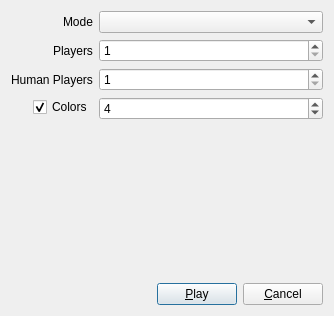
Old version of the form Client/offlinedialog.ui in the repository urzmjj/puyovs.
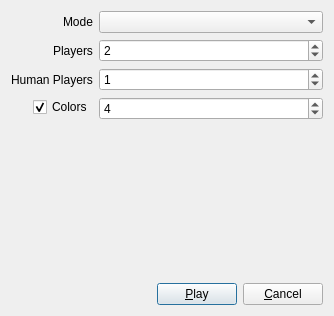
New version of the form. Icons and pictures are not drawn.

What changed in the file:
```diff
--- a/Client/offlinedialog.ui
+++ b/Client/offlinedialog.ui
@@ -54,6 +54,9 @@
        <property name="maximum">
         <number>1000</number>
        </property>
+       <property name="value">
+        <number>2</number>
+       </property>
       </widget>
      </item>
      <item row="2" column="0">
@@ -66,11 +69,14 @@
      <item row="2" column="1">
       <widget class="QSpinBox" name="HumanPlayersSpinBox">
        <property name="minimum">
-        <number>1</number>
+        <number>0</number>
        </property>
        <property name="maximum">
         <number>1000</number>
        </property>
+       <property name="value">
+        <number>1</number>
+       </property>
       </widget>
      </item>
      <item row="3" column="1">
```
